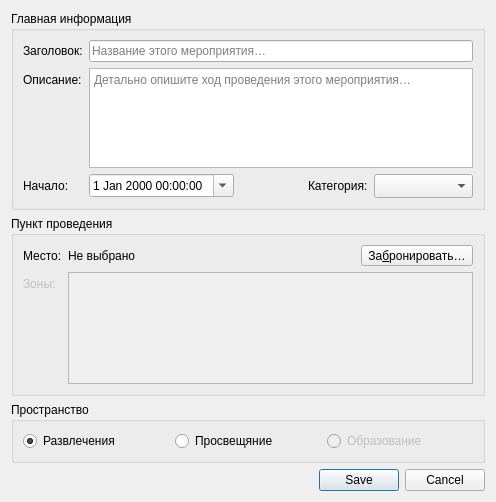
Before: the Qt Designer form app/ui/dialogs/create_event.ui in NTO-2nd-stage-ABP/ccms, drawn with Qt 5.
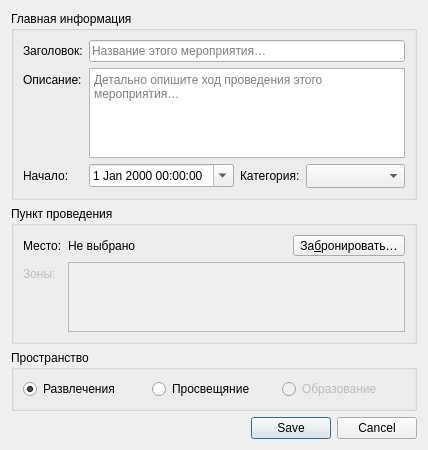
After: the same form once the commit is applied.

The edit to the form file:
```diff
--- a/app/ui/dialogs/create_event.ui
+++ b/app/ui/dialogs/create_event.ui
@@ -6,8 +6,8 @@
    <rect>
     <x>0</x>
     <y>0</y>
-    <width>496</width>
-    <height>502</height>
+    <width>400</width>
+    <height>450</height>
    </rect>
   </property>
   <property name="windowTitle">
@@ -147,6 +147,12 @@
          <layout class="QHBoxLayout" name="horizontalLayout_3">
           <item>
            <widget class="QDateTimeEdit" name="dateDateTimeEdit">
+            <property name="sizePolicy">
+             <sizepolicy hsizetype="Expanding" vsizetype="Fixed">
+              <horstretch>0</horstretch>
+              <verstretch>0</verstretch>
+             </sizepolicy>
+            </property>
             <property name="calendarPopup">
              <bool>true</bool>
             </property>
```
Left out of the diff: 2 changed lines with no effect on the pictures.
